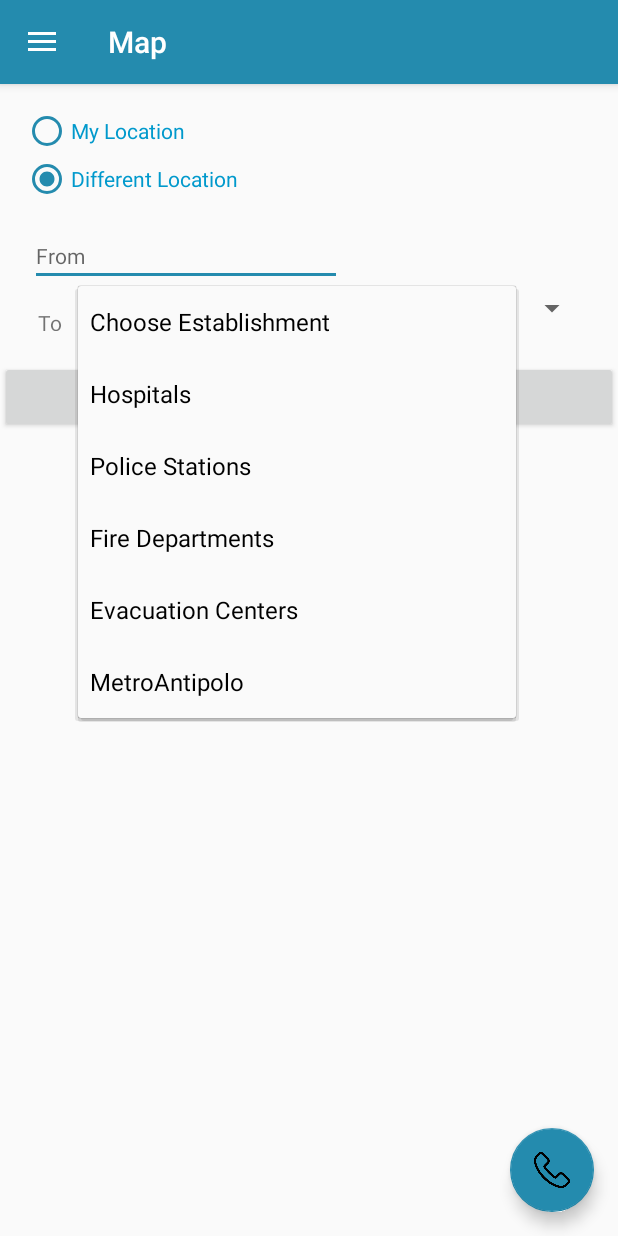
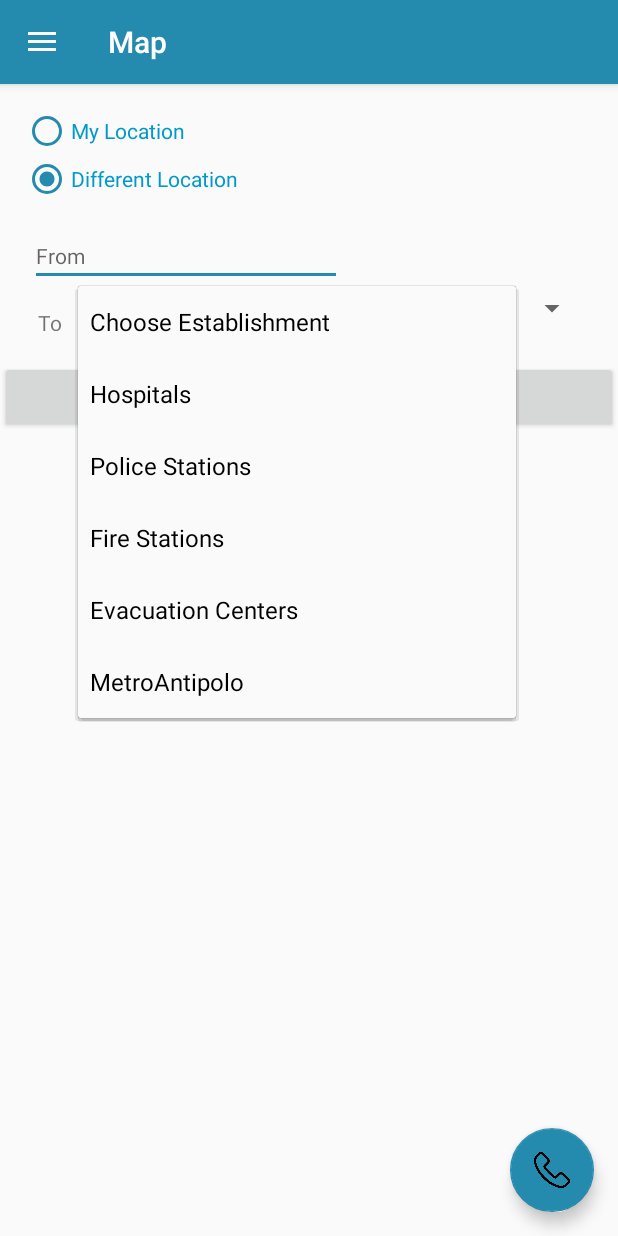
Before and after one commit to 2015084962/BAHAnda, an Android app: the map_activity screen opened directly, with no data from a screen before it, after a tap on "Choose Establishment", on a phone screen of 412 x 824 dp. Run offline under Robolectric (Android 15) with nearby library versions, the phone set to English and light mode, and no system bars; 2 other taps on this screen came first.

Commit message:
Maps Completed.

```diff
--- a/app/src/main/res/layout/content_map_activity.xml
+++ b/app/src/main/res/layout/content_map_activity.xml
@@ -81,7 +81,7 @@
     </LinearLayout>
 
     <Button
-        android:id="@+id/button"
+        android:id="@+id/openMap"
         android:layout_width="match_parent"
         android:layout_height="wrap_content"
         android:onClick="openGoogleMaps"
--- a/app/src/main/res/values/strings.xml
+++ b/app/src/main/res/values/strings.xml
@@ -111,7 +111,7 @@
         <item>Choose Establishment</item>
         <item>Hospitals</item>
         <item>Police Stations</item>
-        <item>Fire Departments</item>
+        <item>Fire Stations</item>
         <item>Evacuation Centers</item>
         <item>MetroAntipolo</item>
     </string-array>
```
Also changed, not shown: app/src/main/java/com/cornell/diaz/map_activity.java (+45 -7 lines).
